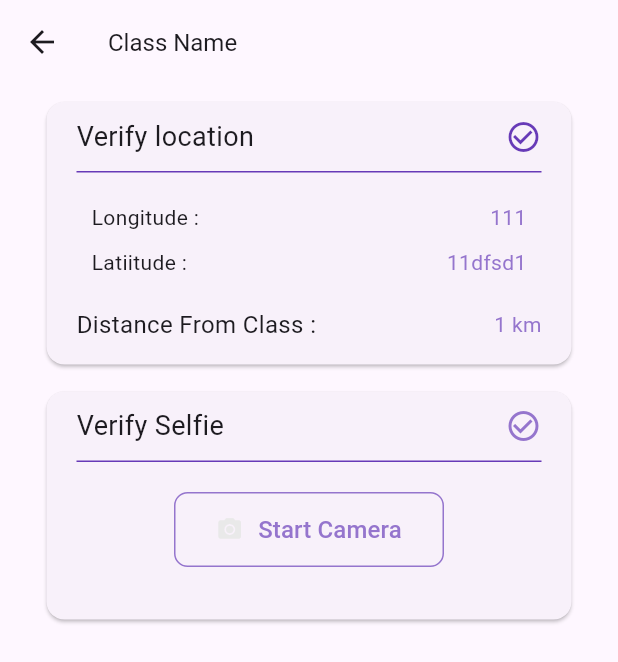
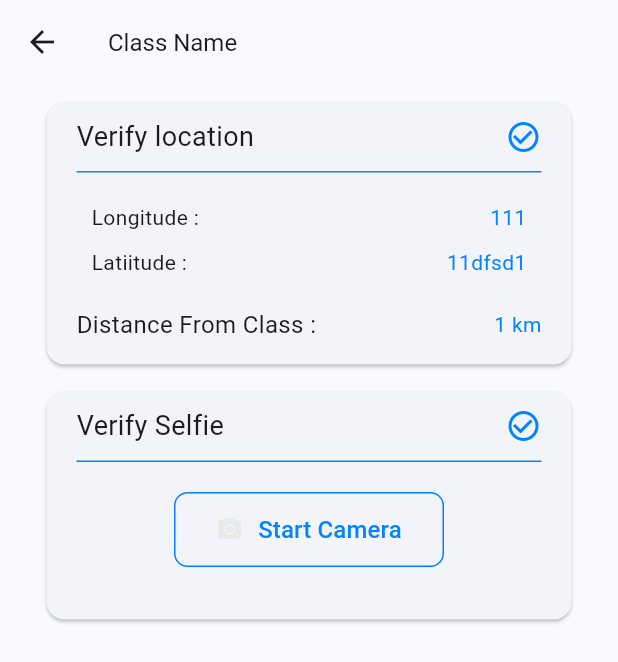
Before and after one commit to deev-narayan/Attendo_BBAU, a Flutter app: the screen it shows after launch, after a tap on "Login", after a tap on "Mark your attendace", on a phone screen of 412 x 824 dp. Shown: the top 662 px of the screen. Run offline on Flutter 3.47's test engine with Material 3 defaults, Android fonts, the phone set to English and light mode, and no system bars.

Commit message:
color unified

```diff
--- a/lib/main.dart
+++ b/lib/main.dart
@@ -19,7 +19,9 @@ class _MyAppState extends State<MyApp> {
     return MaterialApp(
       debugShowCheckedModeBanner: false,
       theme: ThemeData.from(
-        colorScheme: ColorScheme.fromSeed(seedColor: Colors.deepPurple),
+        colorScheme: ColorScheme.fromSeed(
+          seedColor: Color.fromARGB(255, 0, 132, 255),
+        ),
       ),
       darkTheme: ThemeData.dark(),
       themeMode: ThemeMode.system,
--- a/lib/pages/profile.dart
+++ b/lib/pages/profile.dart
@@ -4,7 +4,7 @@ import 'package:attendo/pages/user_validation.dart';
 
 import 'package:flutter/material.dart';
 import 'package:flutter/services.dart' show rootBundle;
-import 'package:intl/intl.dart';
+import 'package:intl/intl.dart'; // Add this import for DateFormat
 
 class Profile extends StatefulWidget {
   const Profile({super.key});
@@ -46,8 +46,8 @@ class _ProfileState extends State<Profile> {
               height: 50,
               width: 340,
               decoration: BoxDecoration(
-                  color: const Color.fromARGB(106, 0, 132, 255),
-                  borderRadius: BorderRadius.circular(10)
+                color: const Color.fromARGB(255, 0, 132, 255),
+                borderRadius: BorderRadius.circular(10),
               ),
               child: Center(
                 child: Text(
@@ -134,7 +134,7 @@ class _ProfileState extends State<Profile> {
                       SizedBox(height: 20),
                       Container(
                         width: double.infinity,
-                          child: Center(child: Text("Time Table"),),
+                        child: Center(child: Text("Time Table")),
                       ),
                       if (timetable.isNotEmpty)
                         ListView(
@@ -170,7 +170,10 @@ class _ProfileState extends State<Profile> {
                 decoration: BoxDecoration(
                   borderRadius: BorderRadius.circular(10),
                   color: const Color.fromARGB(61, 187, 182, 182),
-                    border: Border.all(width: 2,color: Color.fromARGB(255, 0, 132, 255))
+                  border: Border.all(
+                    width: 2,
+                    color: Color.fromARGB(255, 0, 132, 255),
+                  ),
                 ),
                 child: TextButton(
                   onPressed: () {
@@ -182,7 +185,10 @@ class _ProfileState extends State<Profile> {
                       ),
                     );
                   },
-                    child: Text("Mark your attendace",style: TextStyle(fontWeight: FontWeight.w600),),
+                  child: Text(
+                    "Mark your attendace",
+                    style: TextStyle(fontWeight: FontWeight.w600),
+                  ),
                 ),
               ),
             ),
--- a/lib/pages/user_validation.dart
+++ b/lib/pages/user_validation.dart
@@ -33,7 +33,7 @@ class _UserValidationState extends State<UserValidation> {
                             border: Border(
                               bottom: BorderSide(
                                 width: 1.0,
-                                color: Colors.deepPurple,
+                                color: Color.fromARGB(255, 0, 132, 255),
                               ),
                             ),
                           ),
@@ -47,7 +47,7 @@ class _UserValidationState extends State<UserValidation> {
                               SizedBox(width: 20),
                               Icon(
                                 Icons.check_circle_outline,
-                                color: Colors.deepPurple,
+                                color: Color.fromARGB(255, 0, 132, 255),
                               ),
                             ],
                           ),
@@ -68,7 +68,7 @@ class _UserValidationState extends State<UserValidation> {
                                   Text(
                                     "111",
                                     style: TextStyle(
-                                      color: Colors.deepPurple[300],
+                                      color: Color.fromARGB(255, 0, 132, 255),
                                     ),
                                   ),
                                 ],
@@ -82,7 +82,7 @@ class _UserValidationState extends State<UserValidation> {
                                   Text(
                                     "11dfsd1",
                                     style: TextStyle(
-                                      color: Colors.deepPurple.shade300,
+                                      color: Color.fromARGB(255, 0, 132, 255),
                                     ),
                                   ),
                                 ],
@@ -101,7 +101,9 @@ class _UserValidationState extends State<UserValidation> {
                               ),
                               Text(
                                 "1 km",
-                                style: TextStyle(color: Colors.deepPurple[300]),
+                                style: TextStyle(
+                                  color: Color.fromARGB(255, 0, 132, 255),
+                                ),
                               ),
                             ],
                           ),
@@ -126,7 +128,7 @@ class _UserValidationState extends State<UserValidation> {
                             border: Border(
                               bottom: BorderSide(
                                 width: 1.0,
-                                color: Colors.deepPurple,
+                                color: Color.fromARGB(255, 0, 132, 255),
                               ),
                             ),
                           ),
@@ -140,7 +142,7 @@ class _UserValidationState extends State<UserValidation> {
                               SizedBox(width: 20),
                               Icon(
                                 Icons.check_circle_outline,
-                                color: Colors.deepPurple[300],
+                                color: Color.fromARGB(255, 0, 132, 255),
                               ),
                             ],
                           ),
@@ -152,7 +154,7 @@ class _UserValidationState extends State<UserValidation> {
                               maximumSize: Size(180, 50),
                               minimumSize: Size(180, 50),
                               side: BorderSide(
-                                color: Colors.deepPurple[300]!,
+                                color: Color.fromARGB(255, 0, 132, 255),
                                 width: 1, // optional: thickness
                               ),
                               shape: RoundedRectangleBorder(
@@ -172,7 +174,7 @@ class _UserValidationState extends State<UserValidation> {
                                 Text(
                                   "Start Camera",
                                   style: TextStyle(
-                                    color: Colors.deepPurple[300],
+                                    color: Color.fromARGB(255, 0, 132, 255),
                                     fontSize: 16,
                                   ),
                                 ),
```
Lines whose indentation alone changed are shown as unchanged.
